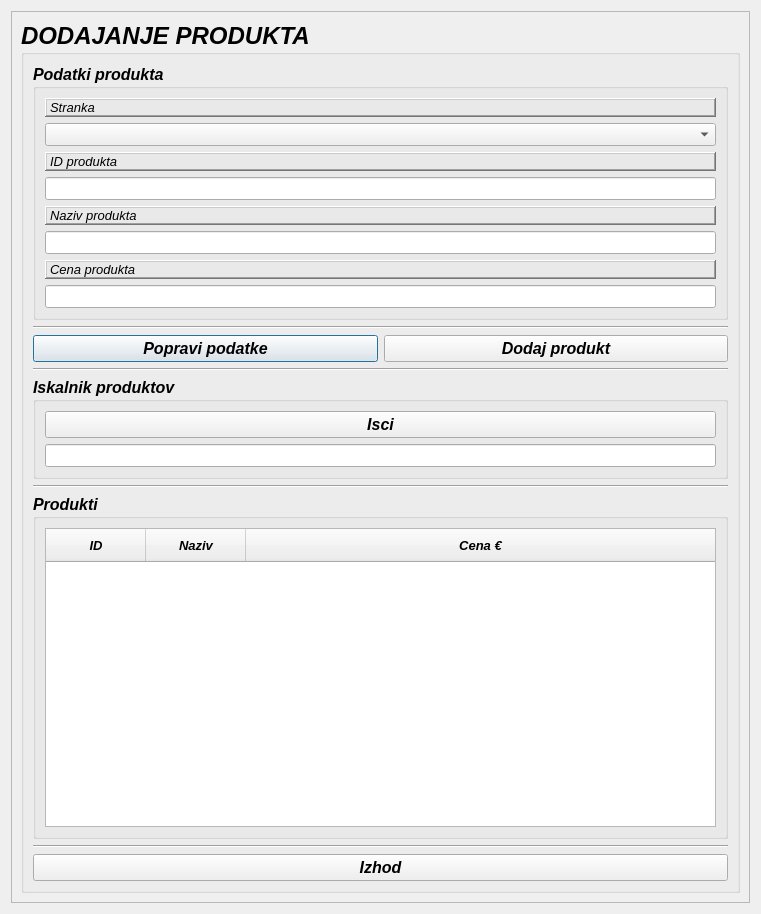
This is dodajprodukt.ui in MaxMaxy/racun as Qt 5 draws it before an edit. The edited form follows.
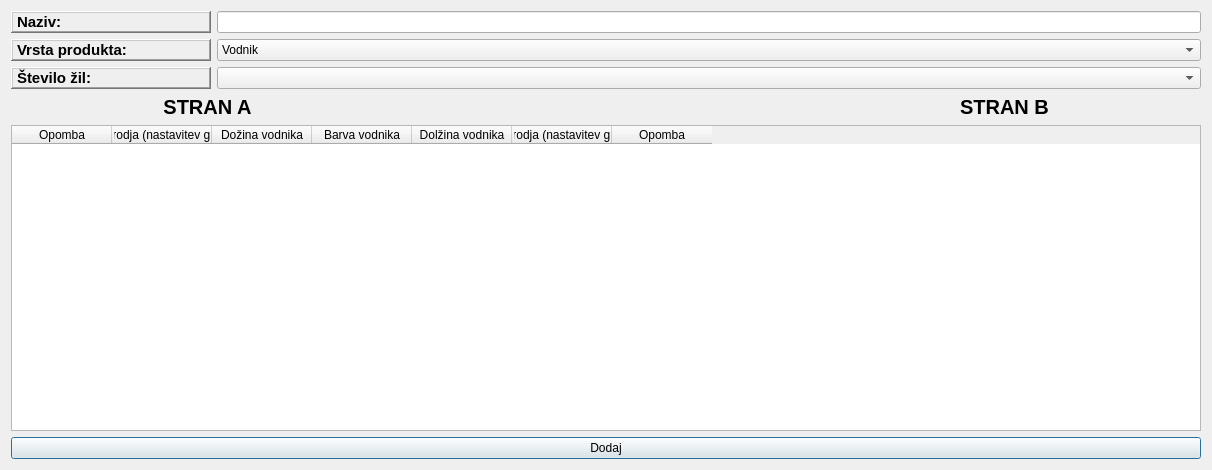
This is the edited form.

What changed in the file:
```diff
--- a/dodajprodukt.ui
+++ b/dodajprodukt.ui
@@ -6,80 +6,35 @@
    <rect>
     <x>0</x>
     <y>0</y>
-    <width>761</width>
-    <height>914</height>
+    <width>1212</width>
+    <height>470</height>
    </rect>
   </property>
-  <property name="font">
-   <font>
-    <family>MS Sans Serif</family>
-    <pointsize>10</pointsize>
-    <italic>true</italic>
-   </font>
-  </property>
   <property name="windowTitle">
    <string>Dialog</string>
   </property>
-  <layout class="QGridLayout" name="gridLayout_6">
-   <item row="0" column="0">
-    <widget class="QScrollArea" name="scrollArea">
-     <property name="widgetResizable">
-      <bool>true</bool>
-     </property>
-     <widget class="QWidget" name="scrollAreaWidgetContents">
-      <property name="geometry">
-       <rect>
-        <x>0</x>
-        <y>0</y>
-        <width>741</width>
-        <height>894</height>
-       </rect>
-      </property>
-      <layout class="QGridLayout" name="gridLayout_5">
-       <item row="0" column="0">
-        <widget class="QGroupBox" name="groupBox">
-         <property name="font">
-          <font>
-           <pointsize>18</pointsize>
-           <weight>75</weight>
-           <bold>true</bold>
-          </font>
-         </property>
-         <property name="title">
-          <string>DODAJANJE PRODUKTA</string>
-         </property>
-         <property name="flat">
-          <bool>true</bool>
-         </property>
-         <layout class="QGridLayout" name="gridLayout_4">
-          <item row="0" column="0">
-           <layout class="QVBoxLayout" name="verticalLayout_9">
-            <item>
-             <widget class="QGroupBox" name="groupBox_2">
-              <property name="font">
-               <font>
-                <pointsize>12</pointsize>
-                <weight>75</weight>
-                <bold>true</bold>
-               </font>
-              </property>
-              <property name="title">
-               <string>Podatki produkta</string>
-              </property>
               <layout class="QGridLayout" name="gridLayout">
                <item row="0" column="0">
-                <layout class="QVBoxLayout" name="verticalLayout_5">
+    <layout class="QHBoxLayout" name="horizontalLayout">
                  <item>
-                  <layout class="QVBoxLayout" name="verticalLayout">
-                   <item>
-                    <widget class="QLabel" name="label_2">
+      <widget class="QLabel" name="label">
+       <property name="sizePolicy">
+        <sizepolicy hsizetype="Fixed" vsizetype="Preferred">
+         <horstretch>0</horstretch>
+         <verstretch>0</verstretch>
+        </sizepolicy>
+       </property>
+       <property name="minimumSize">
+        <size>
+         <width>200</width>
+         <height>0</height>
+        </size>
+       </property>
                      <property name="font">
                       <font>
-                       <family>MS Sans Serif</family>
-                       <pointsize>10</pointsize>
-                       <weight>50</weight>
-                       <italic>true</italic>
-                       <bold>false</bold>
+         <pointsize>11</pointsize>
+         <weight>75</weight>
+         <bold>true</bold>
                       </font>
                      </property>
                      <property name="frameShape">
@@ -88,46 +43,37 @@
                      <property name="frameShadow">
                       <enum>QFrame::Raised</enum>
                      </property>
-                     <property name="lineWidth">
-                      <number>1</number>
-                     </property>
-                     <property name="midLineWidth">
-                      <number>0</number>
-                     </property>
                      <property name="text">
-                      <string>Stranka</string>
-                     </property>
-                     <property name="buddy">
-                      <cstring>comboBox_podjetje</cstring>
+        <string>Naziv:</string>
                      </property>
                     </widget>
                    </item>
                    <item>
-                    <widget class="QComboBox" name="comboBox_podjetje">
-                     <property name="font">
-                      <font>
-                       <family>MS Sans Serif</family>
-                       <pointsize>10</pointsize>
-                       <weight>50</weight>
-                       <italic>true</italic>
-                       <bold>false</bold>
-                      </font>
-                     </property>
-                    </widget>
+      <widget class="QLineEdit" name="lineEdit"/>
                    </item>
                   </layout>
                  </item>
-                 <item>
-                  <layout class="QVBoxLayout" name="verticalLayout_2">
+   <item row="1" column="0">
+    <layout class="QHBoxLayout" name="horizontalLayout_3">
                    <item>
                     <widget class="QLabel" name="label_5">
+       <property name="sizePolicy">
+        <sizepolicy hsizetype="Fixed" vsizetype="Preferred">
+         <horstretch>0</horstretch>
+         <verstretch>0</verstretch>
+        </sizepolicy>
+       </property>
+       <property name="minimumSize">
+        <size>
+         <width>200</width>
+         <height>0</height>
+        </size>
+       </property>
                      <property name="font">
                       <font>
-                       <family>MS Sans Serif</family>
-                       <pointsize>10</pointsize>
-                       <weight>50</weight>
-                       <italic>true</italic>
-                       <bold>false</bold>
+         <pointsize>11</pointsize>
+         <weight>75</weight>
+         <bold>true</bold>
                       </font>
                      </property>
                      <property name="frameShape">
@@ -136,388 +82,172 @@
                      <property name="frameShadow">
                       <enum>QFrame::Raised</enum>
                      </property>
-                     <property name="lineWidth">
-                      <number>1</number>
-                     </property>
-                     <property name="midLineWidth">
-                      <number>0</number>
-                     </property>
+       <property name="text">
+        <string>Vrsta produkta:</string>
+       </property>
+      </widget>
+     </item>
+     <item>
+      <widget class="QComboBox" name="comboBox_vrstaProdukta">
+       <item>
+        <property name="text">
+         <string>Vodnik</string>
+        </property>
+       </item>
+       <item>
                      <property name="text">
-                      <string>ID produkta</string>
-                     </property>
-                     <property name="buddy">
-                      <cstring>lineEdit_id</cstring>
-                     </property>
-                    </widget>
-                   </item>
+         <string>Kabel / snop / veriga</string>
+        </property>
+       </item>
+      </widget>
+     </item>
+    </layout>
+   </item>
+   <item row="2" column="0">
+    <layout class="QHBoxLayout" name="horizontalLayout_4">
                    <item>
-                    <widget class="QLineEdit" name="lineEdit_id">
+      <widget class="QLabel" name="label_6">
+       <property name="sizePolicy">
+        <sizepolicy hsizetype="Fixed" vsizetype="Preferred">
+         <horstretch>0</horstretch>
+         <verstretch>0</verstretch>
+        </sizepolicy>
+       </property>
+       <property name="minimumSize">
+        <size>
+         <width>200</width>
+         <height>0</height>
+        </size>
+       </property>
                      <property name="font">
                       <font>
-                       <family>MS Sans Serif</family>
-                       <pointsize>10</pointsize>
-                       <weight>50</weight>
-                       <italic>true</italic>
-                       <bold>false</bold>
-                      </font>
-                     </property>
-                    </widget>
-                   </item>
-                  </layout>
-                 </item>
+         <pointsize>11</pointsize>
+         <weight>75</weight>
+         <bold>true</bold>
+        </font>
+       </property>
+       <property name="frameShape">
+        <enum>QFrame::WinPanel</enum>
+       </property>
+       <property name="frameShadow">
+        <enum>QFrame::Raised</enum>
+       </property>
+       <property name="text">
+        <string>Število žil:</string>
+       </property>
+      </widget>
+     </item>
+     <item>
+      <widget class="QComboBox" name="comboBox_stevilozil"/>
+     </item>
+    </layout>
+   </item>
+   <item row="3" column="0">
+    <layout class="QHBoxLayout" name="horizontalLayout_2">
                  <item>
-                  <layout class="QVBoxLayout" name="verticalLayout_3">
+      <widget class="QLabel" name="label_2">
+       <property name="font">
+        <font>
+         <pointsize>15</pointsize>
+         <weight>75</weight>
+         <bold>true</bold>
+        </font>
+       </property>
+       <property name="text">
+        <string>STRAN A</string>
+       </property>
+       <property name="alignment">
+        <set>Qt::AlignCenter</set>
+       </property>
+      </widget>
+     </item>
                    <item>
                     <widget class="QLabel" name="label_3">
+       <property name="minimumSize">
+        <size>
+         <width>150</width>
+         <height>0</height>
+        </size>
+       </property>
                      <property name="font">
                       <font>
-                       <family>MS Sans Serif</family>
-                       <pointsize>10</pointsize>
-                       <weight>50</weight>
-                       <italic>true</italic>
-                       <bold>false</bold>
-                      </font>
-                     </property>
-                     <property name="frameShape">
-                      <enum>QFrame::WinPanel</enum>
-                     </property>
-                     <property name="frameShadow">
-                      <enum>QFrame::Raised</enum>
-                     </property>
-                     <property name="lineWidth">
-                      <number>1</number>
-                     </property>
-                     <property name="midLineWidth">
-                      <number>0</number>
-                     </property>
+         <pointsize>15</pointsize>
+         <weight>75</weight>
+         <bold>true</bold>
+        </font>
+       </property>
                      <property name="text">
-                      <string>Naziv produkta</string>
-                     </property>
-                     <property name="buddy">
-                      <cstring>lineEdit_nazivProdukta</cstring>
-                     </property>
-                    </widget>
-                   </item>
-                   <item>
-                    <widget class="QLineEdit" name="lineEdit_nazivProdukta">
-                     <property name="font">
-                      <font>
-                       <family>MS Sans Serif</family>
-                       <pointsize>10</pointsize>
-                       <weight>50</weight>
-                       <italic>true</italic>
-                       <bold>false</bold>
-                      </font>
-                     </property>
-                    </widget>
-                   </item>
-                  </layout>
-                 </item>
-                 <item>
-                  <layout class="QVBoxLayout" name="verticalLayout_4">
+        <string/>
+       </property>
+      </widget>
+     </item>
                    <item>
                     <widget class="QLabel" name="label_4">
                      <property name="font">
                       <font>
-                       <family>MS Sans Serif</family>
-                       <pointsize>10</pointsize>
-                       <weight>50</weight>
-                       <italic>true</italic>
-                       <bold>false</bold>
-                      </font>
-                     </property>
-                     <property name="frameShape">
-                      <enum>QFrame::WinPanel</enum>
-                     </property>
-                     <property name="frameShadow">
-                      <enum>QFrame::Raised</enum>
-                     </property>
-                     <property name="lineWidth">
-                      <number>1</number>
-                     </property>
-                     <property name="midLineWidth">
-                      <number>0</number>
-                     </property>
+         <pointsize>15</pointsize>
+         <weight>75</weight>
+         <bold>true</bold>
+        </font>
+       </property>
                      <property name="text">
-                      <string>Cena produkta</string>
-                     </property>
-                     <property name="buddy">
-                      <cstring>lineEdit_cena</cstring>
+        <string>STRAN B</string>
+       </property>
+       <property name="alignment">
+        <set>Qt::AlignCenter</set>
                      </property>
                     </widget>
                    </item>
-                   <item>
-                    <widget class="QLineEdit" name="lineEdit_cena">
-                     <property name="font">
-                      <font>
-                       <family>MS Sans Serif</family>
-                       <pointsize>10</pointsize>
-                       <weight>50</weight>
-                       <italic>true</italic>
-                       <bold>false</bold>
-                      </font>
-                     </property>
-                    </widget>
-                   </item>
-                  </layout>
-                 </item>
-                </layout>
-               </item>
-              </layout>
-             </widget>
-            </item>
-            <item>
-             <layout class="QVBoxLayout" name="verticalLayout_6">
-              <item>
-               <widget class="Line" name="line_5">
-                <property name="font">
-                 <font>
-                  <family>MS Sans Serif</family>
-                  <italic>true</italic>
-                 </font>
-                </property>
-                <property name="orientation">
-                 <enum>Qt::Horizontal</enum>
-                </property>
-               </widget>
-              </item>
-              <item>
-               <layout class="QHBoxLayout" name="horizontalLayout">
-                <item>
-                 <widget class="QPushButton" name="pushButton_popravi">
-                  <property name="font">
-                   <font>
-                    <family>MS Sans Serif</family>
-                    <pointsize>12</pointsize>
-                    <italic>true</italic>
-                   </font>
-                  </property>
+    </layout>
+   </item>
+   <item row="4" column="0">
+    <widget class="QTableWidget" name="tableWidget">
+     <column>
+      <property name="text">
+       <string>Opomba</string>
+      </property>
+     </column>
+     <column>
                   <property name="text">
-                   <string>Popravi podatke</string>
-                  </property>
-                 </widget>
-                </item>
-                <item>
-                 <widget class="QPushButton" name="pushButton_dodaj">
-                  <property name="font">
-                   <font>
-                    <family>MS Sans Serif</family>
-                    <pointsize>12</pointsize>
-                    <italic>true</italic>
-                   </font>
-                  </property>
+       <string>Št. orodja (nastavitev glave)</string>
+      </property>
+     </column>
+     <column>
                   <property name="text">
-                   <string>Dodaj produkt</string>
-                  </property>
-                 </widget>
-                </item>
-               </layout>
-              </item>
-              <item>
-               <widget class="Line" name="line_3">
-                <property name="font">
-                 <font>
-                  <family>MS Sans Serif</family>
-                  <italic>true</italic>
-                 </font>
-                </property>
-                <property name="orientation">
-                 <enum>Qt::Horizontal</enum>
-                </property>
-               </widget>
-              </item>
-             </layout>
-            </item>
-            <item>
-             <layout class="QVBoxLayout" name="verticalLayout_8">
-              <item>
-               <widget class="QGroupBox" name="groupBox_3">
-                <property name="font">
-                 <font>
-                  <pointsize>12</pointsize>
-                  <weight>75</weight>
-                  <bold>true</bold>
-                 </font>
-                </property>
-                <property name="title">
-                 <string>Iskalnik produktov</string>
-                </property>
-                <layout class="QGridLayout" name="gridLayout_2">
-                 <item row="0" column="0">
-                  <layout class="QVBoxLayout" name="verticalLayout_7">
-                   <item>
-                    <widget class="QPushButton" name="pushButton_isci">
-                     <property name="enabled">
-                      <bool>true</bool>
-                     </property>
-                     <property name="font">
-                      <font>
-                       <pointsize>12</pointsize>
-                      </font>
-                     </property>
+       <string>Dožina vodnika</string>
+      </property>
+     </column>
+     <column>
                      <property name="text">
-                      <string>Isci</string>
-                     </property>
-                    </widget>
-                   </item>
-                   <item>
-                    <widget class="QLineEdit" name="lineEdit_isci">
-                     <property name="font">
-                      <font>
-                       <family>MS Sans Serif</family>
-                       <pointsize>10</pointsize>
-                       <weight>50</weight>
-                       <italic>true</italic>
-                       <bold>false</bold>
-                      </font>
-                     </property>
-                    </widget>
-                   </item>
-                  </layout>
-                 </item>
-                </layout>
-               </widget>
-              </item>
-              <item>
-               <widget class="Line" name="line_4">
-                <property name="font">
-                 <font>
-                  <family>MS Sans Serif</family>
-                  <italic>true</italic>
-                 </font>
-                </property>
-                <property name="orientation">
-                 <enum>Qt::Horizontal</enum>
-                </property>
-               </widget>
-              </item>
-             </layout>
-            </item>
-            <item>
-             <widget class="QGroupBox" name="groupBox_4">
-              <property name="font">
-               <font>
-                <pointsize>12</pointsize>
-                <weight>75</weight>
-                <bold>true</bold>
-               </font>
-              </property>
-              <property name="title">
-               <string>Produkti</string>
-              </property>
-              <layout class="QGridLayout" name="gridLayout_3">
-               <item row="0" column="0">
-                <widget class="QTreeWidget" name="treeWidget">
-                 <property name="font">
-                  <font>
-                   <family>MS Sans Serif</family>
-                   <pointsize>10</pointsize>
-                   <italic>true</italic>
-                  </font>
-                 </property>
-                 <property name="styleSheet">
-                  <string notr="true">QHeaderView::section{padding:7px 15px}</string>
-                 </property>
+       <string>Barva vodnika</string>
+      </property>
+     </column>
                  <column>
                   <property name="text">
-                   <string>ID</string>
-                  </property>
-                  <property name="font">
-                   <font>
-                    <family>MS Sans Serif</family>
-                    <pointsize>10</pointsize>
-                    <italic>true</italic>
-                   </font>
-                  </property>
-                  <property name="textAlignment">
-                   <set>AlignCenter</set>
-                  </property>
+       <string>Dolžina vodnika</string>
+      </property>
                  </column>
                  <column>
                   <property name="text">
-                   <string>Naziv</string>
-                  </property>
-                  <property name="font">
-                   <font>
-                    <family>MS Sans Serif</family>
-                    <pointsize>10</pointsize>
-                    <italic>true</italic>
-                   </font>
-                  </property>
-                  <property name="textAlignment">
-                   <set>AlignCenter</set>
-                  </property>
+       <string>Št. orodja (nastavitev glave)</string>
+      </property>
                  </column>
                  <column>
                   <property name="text">
-                   <string>Cena €</string>
-                  </property>
-                  <property name="font">
-                   <font>
-                    <family>MS Sans Serif</family>
-                    <pointsize>10</pointsize>
-                    <italic>true</italic>
-                   </font>
-                  </property>
-                  <property name="textAlignment">
-                   <set>AlignCenter</set>
-                  </property>
+       <string>Opomba</string>
+      </property>
                  </column>
                 </widget>
                </item>
-              </layout>
-             </widget>
-            </item>
-            <item>
-             <widget class="Line" name="line_2">
-              <property name="font">
-               <font>
-                <family>MS Sans Serif</family>
-                <italic>true</italic>
-               </font>
-              </property>
-              <property name="orientation">
-               <enum>Qt::Horizontal</enum>
-              </property>
-             </widget>
-            </item>
-            <item>
+   <item row="5" column="0">
              <widget class="QPushButton" name="pushButton">
-              <property name="font">
-               <font>
-                <family>MS Sans Serif</family>
-                <pointsize>12</pointsize>
-                <italic>true</italic>
-               </font>
-              </property>
               <property name="text">
-               <string>Izhod</string>
+      <string>Dodaj</string>
               </property>
              </widget>
             </item>
            </layout>
-          </item>
-         </layout>
-        </widget>
-       </item>
-      </layout>
-     </widget>
-    </widget>
-   </item>
-  </layout>
- </widget>
- <tabstops>
-  <tabstop>pushButton_isci</tabstop>
-  <tabstop>comboBox_podjetje</tabstop>
-  <tabstop>lineEdit_id</tabstop>
-  <tabstop>lineEdit_nazivProdukta</tabstop>
-  <tabstop>lineEdit_cena</tabstop>
-  <tabstop>pushButton_popravi</tabstop>
-  <tabstop>pushButton_dodaj</tabstop>
-  <tabstop>lineEdit_isci</tabstop>
-  <tabstop>treeWidget</tabstop>
-  <tabstop>pushButton</tabstop>
- </tabstops>
+ </widget>
  <resources/>
  <connections>
   <connection>
```
Left out of the diff: 19 changed lines with no effect on the pictures. Lines whose indentation alone changed are shown as unchanged.
